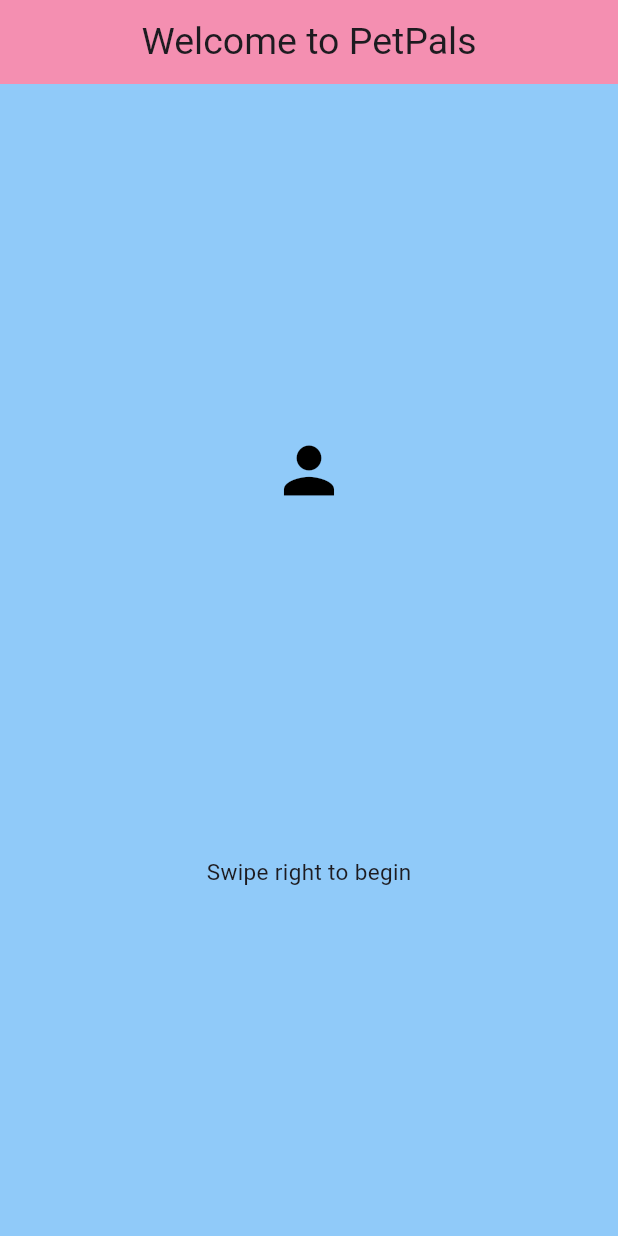
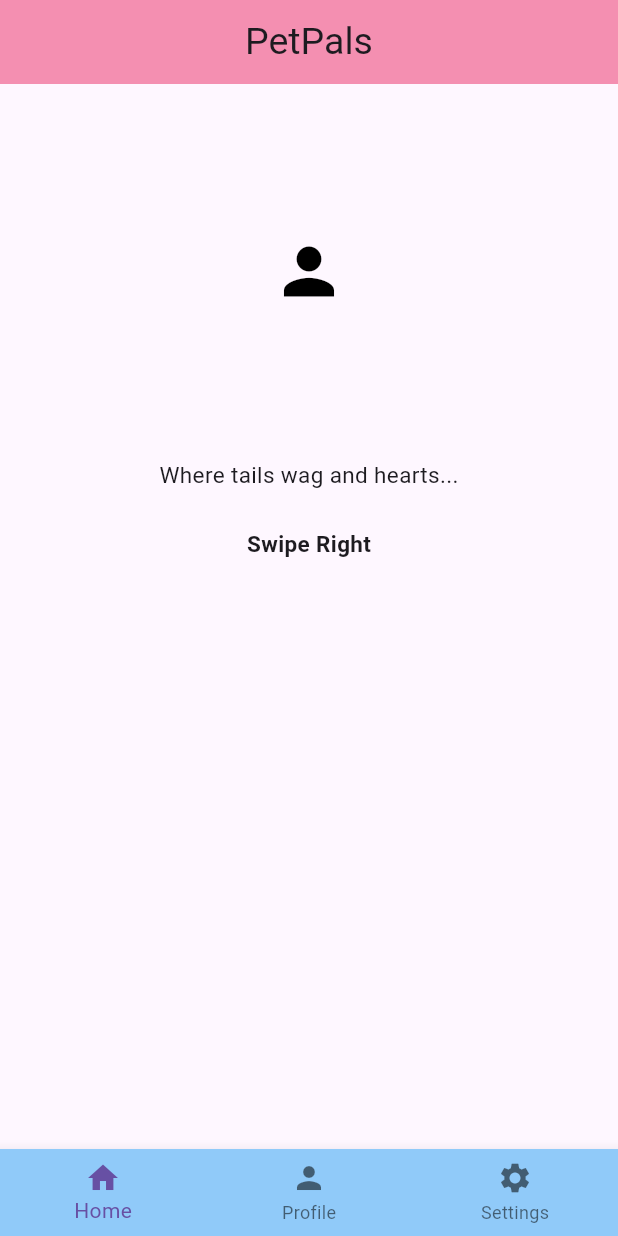
Before and after one commit to KarenaLam-Recruiting/PetPals, a Flutter app: the screen it shows after launch, on a phone screen of 412 x 824 dp. Run offline on Flutter 3.47's test engine with Material 3 defaults, Android fonts, the phone set to English and light mode, and no system bars.

Commit message:
Add Navigation Bar

```diff
--- /dev/null
+++ b/pet_pals/lib/navigation.dart
@@ -0,0 +1,10 @@
+import 'package:flutter/material.dart';
+
+class Navigation extends StatelessWidget{
+  @override
+  Widget build(BuildContext context){
+    return MaterialApp(
+      title: 'Navigation Bar'
+    );
+  }
+}
--- a/pet_pals/lib/welcome.dart
+++ b/pet_pals/lib/welcome.dart
@@ -11,32 +11,64 @@ class HomePage extends StatelessWidget {
           backgroundColor: Colors.pink[200],
           centerTitle: true,
           title: Text(
-            'Welcome to PetPals',
+            'PetPals',
             style: TextStyle(
               fontSize: 25,
               ),
             ),
         ),
-        backgroundColor: Colors.blue[200],
+        //backgroundColor: Colors.blue[200],
         body: Center(
           child: Column(
-            mainAxisAlignment: MainAxisAlignment.spaceEvenly,
             crossAxisAlignment: CrossAxisAlignment.center,
             children: [
+              Container(
+                height: 100,
+              ),
               Icon(
                 Icons.person,
                 size: 50,
                 color: Colors.black,
               ),
+              Container(
+                height: 100,
+              ),
               Text(
-                'Swipe right to begin',
+                'Where tails wag and hearts...',
                 style: TextStyle(
                 fontSize: 15,
+                ),
+              ),
+              Container(
+                height: 25,
+              ),
+              Text(
+                'Swipe Right',
+                style: TextStyle(
+                fontSize: 15,
+                fontWeight: FontWeight.bold,
                 ),
               ),
             ],
           ),
         ),
+        bottomNavigationBar: BottomNavigationBar(
+          backgroundColor: Colors.blue[200],
+          items: [
+            BottomNavigationBarItem(
+              icon: Icon(Icons.home),
+              label: 'Home',
+            ),
+            BottomNavigationBarItem(
+              icon: Icon(Icons.person),
+              label: 'Profile',
+            ),
+            BottomNavigationBarItem(
+              icon: Icon(Icons.settings),
+              label: 'Settings',
+            ),
+          ],
+        ),
       ),
       );
   }
```
